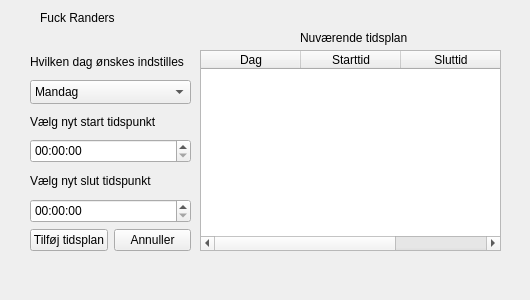
First picture: the form in HomeAutomation/editoldentry.ui, repository PRJ2GR15/Software-Design, before the edit.
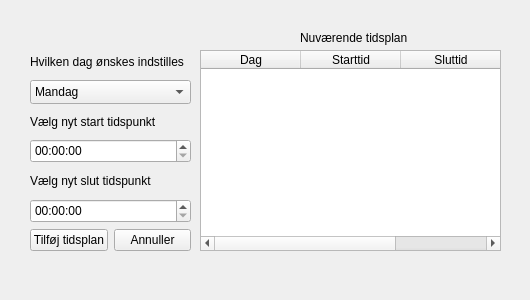
Second picture: the form after the edit.

```diff
--- a/HomeAutomation/editoldentry.ui
+++ b/HomeAutomation/editoldentry.ui
@@ -194,19 +194,6 @@
     </property>
    </column>
   </widget>
-  <widget class="QLabel" name="label_5">
-   <property name="geometry">
-    <rect>
-     <x>40</x>
-     <y>10</y>
-     <width>191</width>
-     <height>16</height>
-    </rect>
-   </property>
-   <property name="text">
-    <string>Fuck Randers</string>
-   </property>
-  </widget>
  </widget>
  <resources/>
  <connections/>
```
